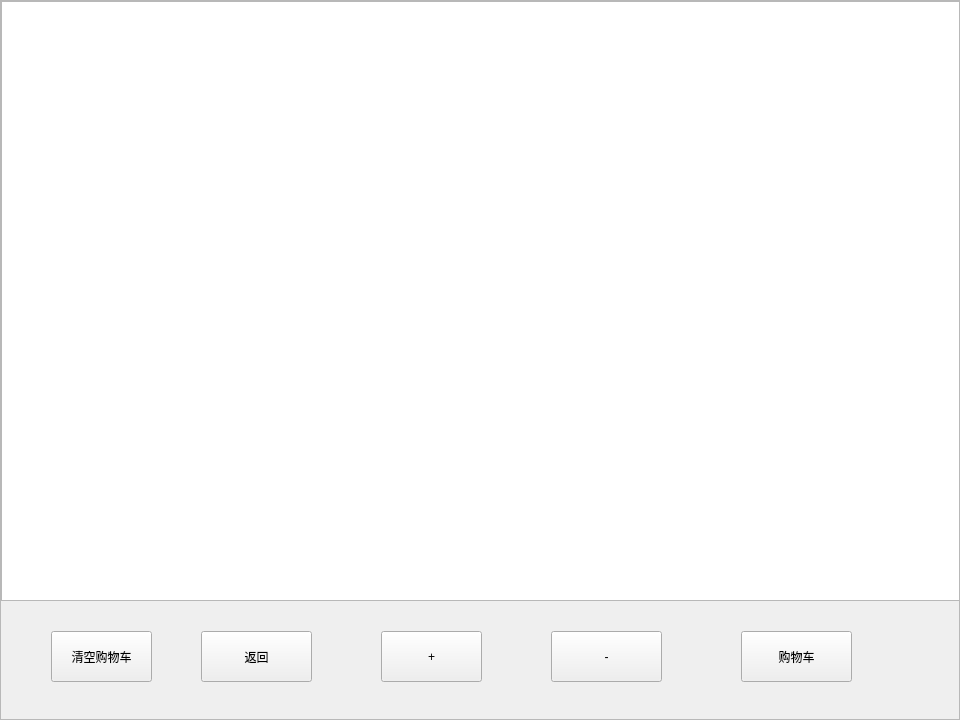
Qt form productpurchase.ui (cichengzi/UnmannedSupermarketSimulationSystem) before a commit.
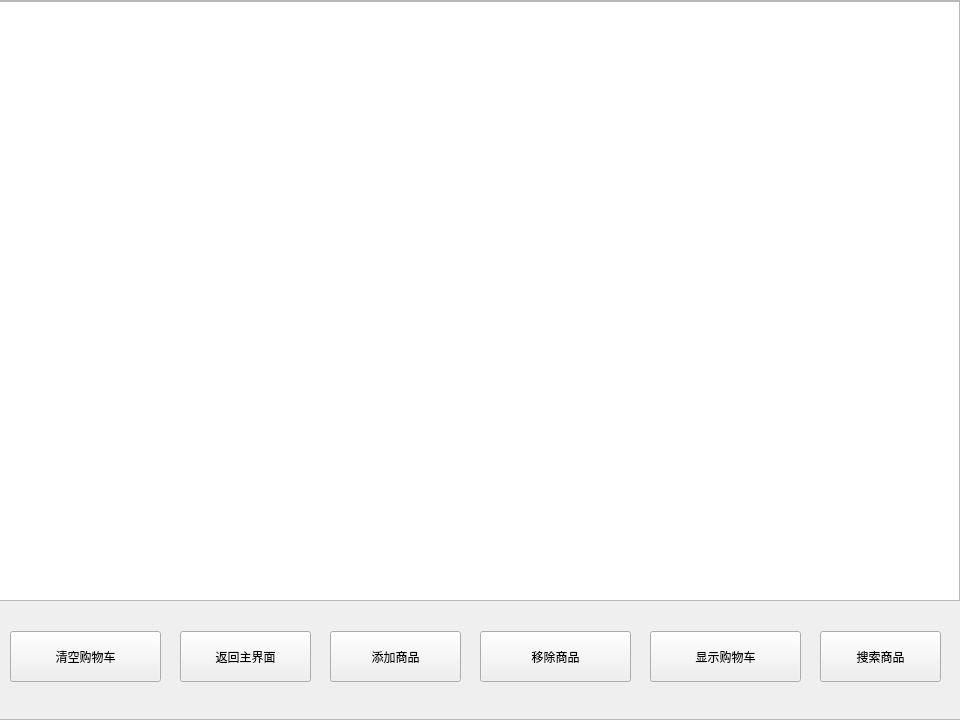
The same form after that commit.

What changed in the file:
```diff
--- a/productpurchase.ui
+++ b/productpurchase.ui
@@ -16,9 +16,9 @@
   <widget class="QScrollArea" name="scrollArea">
    <property name="geometry">
     <rect>
-     <x>0</x>
+     <x>-1</x>
      <y>0</y>
-     <width>960</width>
+     <width>971</width>
      <height>720</height>
     </rect>
    </property>
@@ -30,16 +30,16 @@
      <rect>
       <x>0</x>
       <y>0</y>
-      <width>960</width>
-      <height>720</height>
+      <width>969</width>
+      <height>718</height>
      </rect>
     </property>
     <widget class="QListWidget" name="listWidget">
      <property name="geometry">
       <rect>
-       <x>0</x>
+       <x>-1</x>
        <y>0</y>
-       <width>960</width>
+       <width>961</width>
        <height>600</height>
       </rect>
      </property>
@@ -47,9 +47,9 @@
     <widget class="QPushButton" name="clearShoppingCart">
      <property name="geometry">
       <rect>
-       <x>50</x>
+       <x>10</x>
        <y>630</y>
-       <width>101</width>
+       <width>151</width>
        <height>51</height>
       </rect>
      </property>
@@ -60,53 +60,66 @@
     <widget class="QPushButton" name="Back">
      <property name="geometry">
       <rect>
-       <x>200</x>
+       <x>180</x>
        <y>630</y>
-       <width>111</width>
+       <width>131</width>
        <height>51</height>
       </rect>
      </property>
      <property name="text">
-      <string>返回</string>
+      <string>返回主界面</string>
      </property>
     </widget>
     <widget class="QPushButton" name="AddCommodity">
      <property name="geometry">
       <rect>
-       <x>380</x>
+       <x>330</x>
        <y>630</y>
-       <width>101</width>
+       <width>131</width>
        <height>51</height>
       </rect>
      </property>
      <property name="text">
-      <string>+</string>
+      <string>添加商品</string>
      </property>
     </widget>
     <widget class="QPushButton" name="removeCommodity">
      <property name="geometry">
       <rect>
-       <x>550</x>
+       <x>480</x>
        <y>630</y>
-       <width>111</width>
+       <width>151</width>
        <height>51</height>
       </rect>
      </property>
      <property name="text">
-      <string>-</string>
+      <string>移除商品</string>
      </property>
     </widget>
     <widget class="QPushButton" name="ShoppingCart">
      <property name="geometry">
       <rect>
-       <x>740</x>
+       <x>650</x>
        <y>630</y>
-       <width>111</width>
+       <width>151</width>
        <height>51</height>
       </rect>
      </property>
      <property name="text">
-      <string>购物车</string>
+      <string>显示购物车</string>
+     </property>
+    </widget>
+    <widget class="QPushButton" name="searchCommodity">
+     <property name="geometry">
+      <rect>
+       <x>820</x>
+       <y>630</y>
+       <width>121</width>
+       <height>51</height>
+      </rect>
+     </property>
+     <property name="text">
+      <string>搜索商品</string>
      </property>
     </widget>
    </widget>
```
